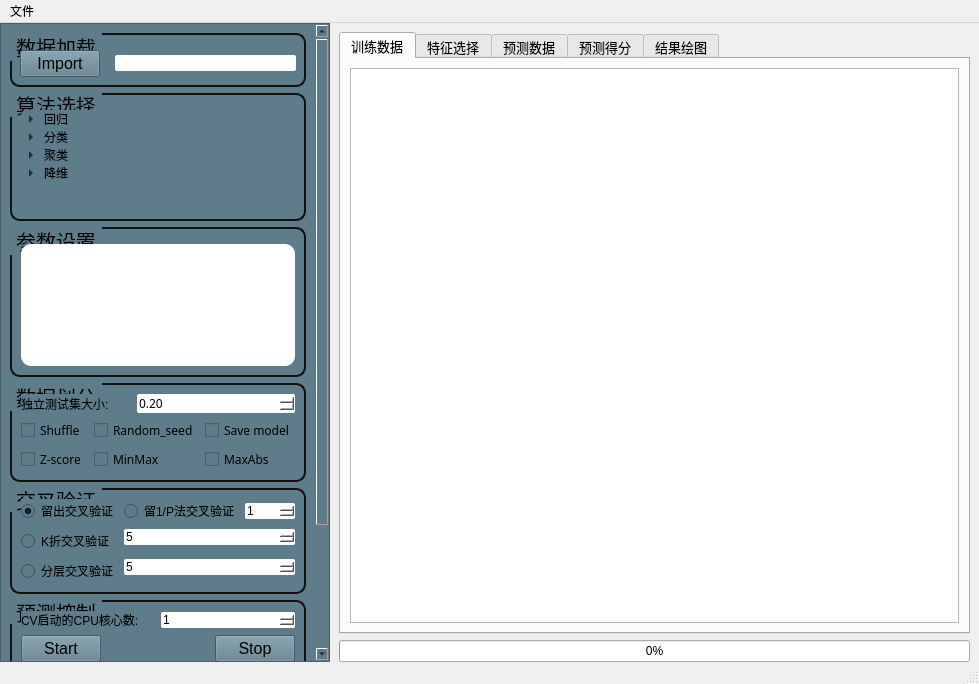
Qt form ML_GUI.ui (liyihang1024/Machine-Learning-Toolkit) before a commit.
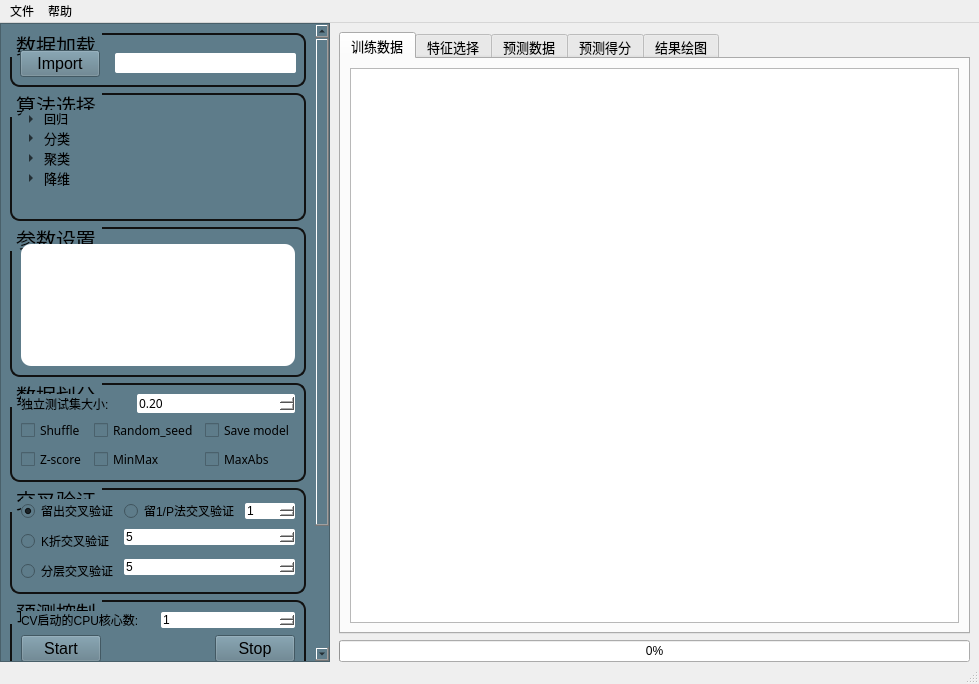
The same form after that commit. Icons and pictures are not drawn.

```diff
--- a/ML_GUI.ui
+++ b/ML_GUI.ui
@@ -98,12 +98,6 @@
                <verstretch>0</verstretch>
               </sizepolicy>
              </property>
-             <property name="font">
-              <font>
-               <family>黑体</family>
-               <pointsize>-1</pointsize>
-              </font>
-             </property>
              <property name="styleSheet">
               <string notr="true">QGroupBox{
     border: 2px solid rgb(17, 17, 17);
@@ -157,6 +151,12 @@
               </item>
               <item>
                <widget class="QLineEdit" name="lineEdit">
+                <property name="font">
+                 <font>
+                  <family>3ds</family>
+                  <pointsize>10</pointsize>
+                 </font>
+                </property>
                 <property name="styleSheet">
                  <string notr="true">QLineEdit {
     border: none;
@@ -215,6 +215,11 @@
                   <height>100</height>
                  </size>
                 </property>
+                <property name="font">
+                 <font>
+                  <pointsize>10</pointsize>
+                 </font>
+                </property>
                 <property name="styleSheet">
                  <string notr="true">QTreeWidget {
     border-radius: 5px;
@@ -548,12 +553,6 @@
                <height>200</height>
               </size>
              </property>
-             <property name="font">
-              <font>
-               <family>黑体</family>
-               <pointsize>-1</pointsize>
-              </font>
-             </property>
              <property name="styleSheet">
               <string notr="true">QGroupBox{
     border: 2px solid rgb(17, 17, 17);
@@ -621,12 +620,6 @@
                <height>16777215</height>
               </size>
              </property>
-             <property name="font">
-              <font>
-               <family>黑体</family>
-               <pointsize>-1</pointsize>
-              </font>
-             </property>
              <property name="styleSheet">
               <string notr="true">QGroupBox{
     border: 2px solid rgb(17, 17, 17);
@@ -1440,7 +1433,14 @@
     </property>
     <addaction name="action"/>
    </widget>
+   <widget class="QMenu" name="menu_2">
+    <property name="title">
+     <string>帮助</string>
+    </property>
+    <addaction name="action_2"/>
+   </widget>
    <addaction name="menu"/>
+   <addaction name="menu_2"/>
   </widget>
   <action name="action">
    <property name="text">
```
Left out of the diff: 15 changed lines with no effect on the pictures.
